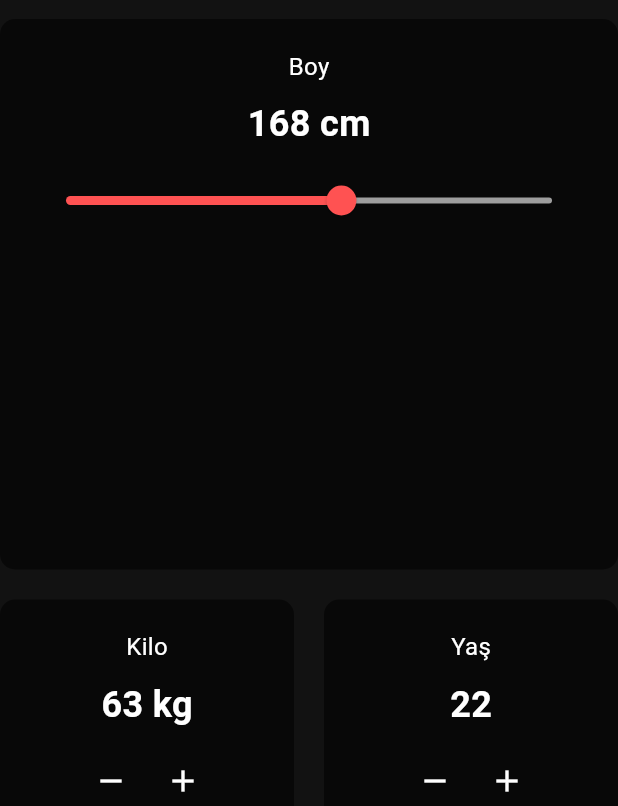
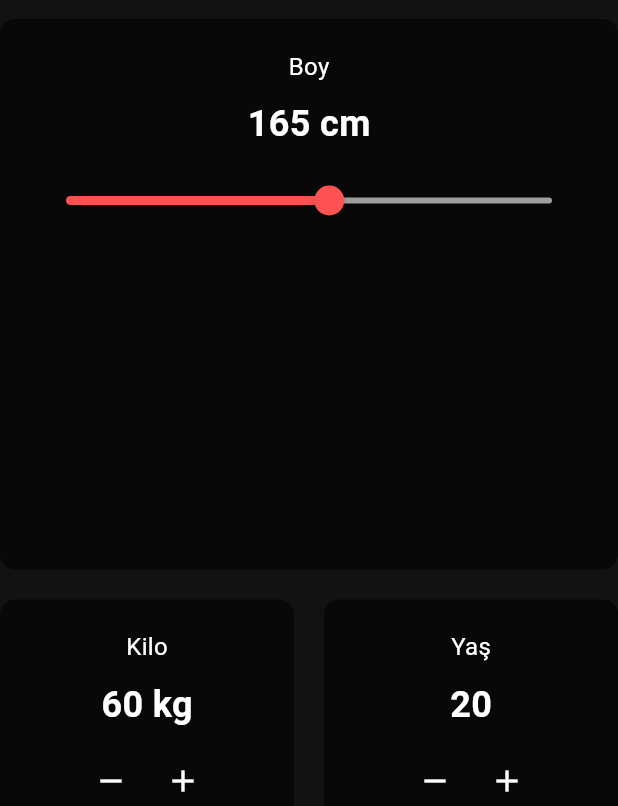
Before and after one commit to Bnkrt/mobilabtask, a Flutter app: the screen it shows after launch, on a phone screen of 412 x 824 dp. Shown: the part 269-1075 px from the top of the screen. Run offline on Flutter 3.47's test engine with Material 3 defaults, Android fonts, the phone set to English and light mode, and no system bars.

Commit message:
input_page.dart güncellendi

```diff
--- a/lib/screens/input_page.dart
+++ b/lib/screens/input_page.dart
@@ -7,9 +7,9 @@ class InputPage extends StatefulWidget {
   State<InputPage> createState() => _InputPageState();
 }
 class _InputPageState extends State<InputPage> {
-  int height = 168;
-  int weight = 63;
-  int age = 22;
+  int height = 165;
+  int weight = 60;
+  int age = 20;
   bool isMale = true;
   double calculateBMI() {
     double heightInMeters = height / 100;
```
